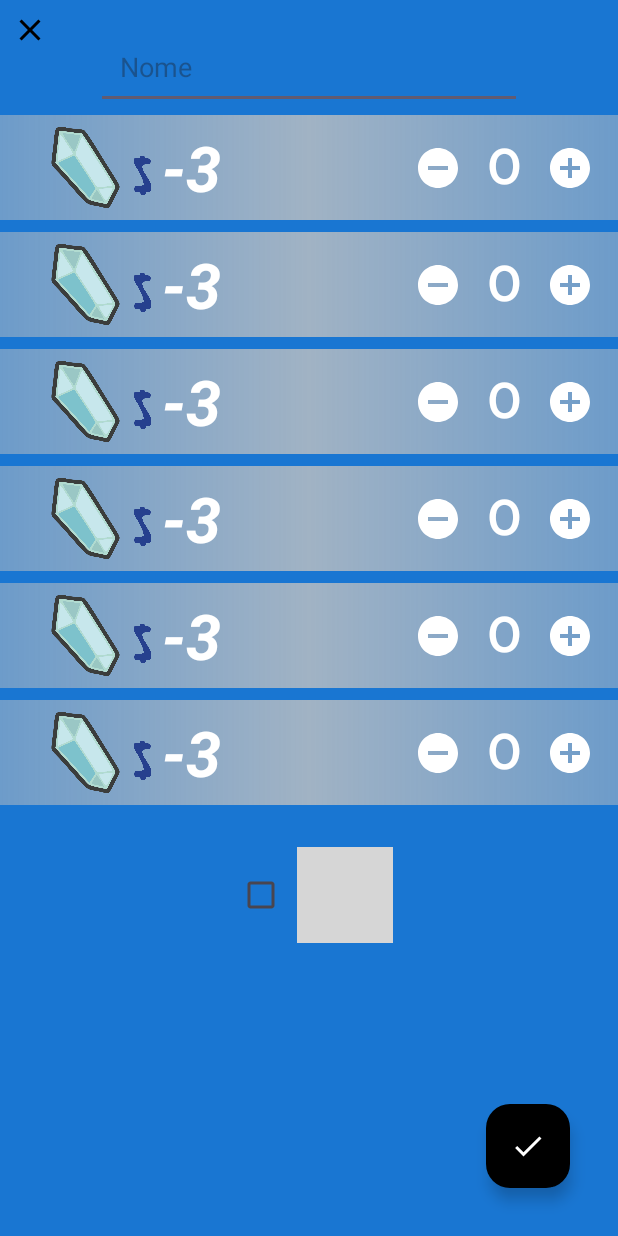
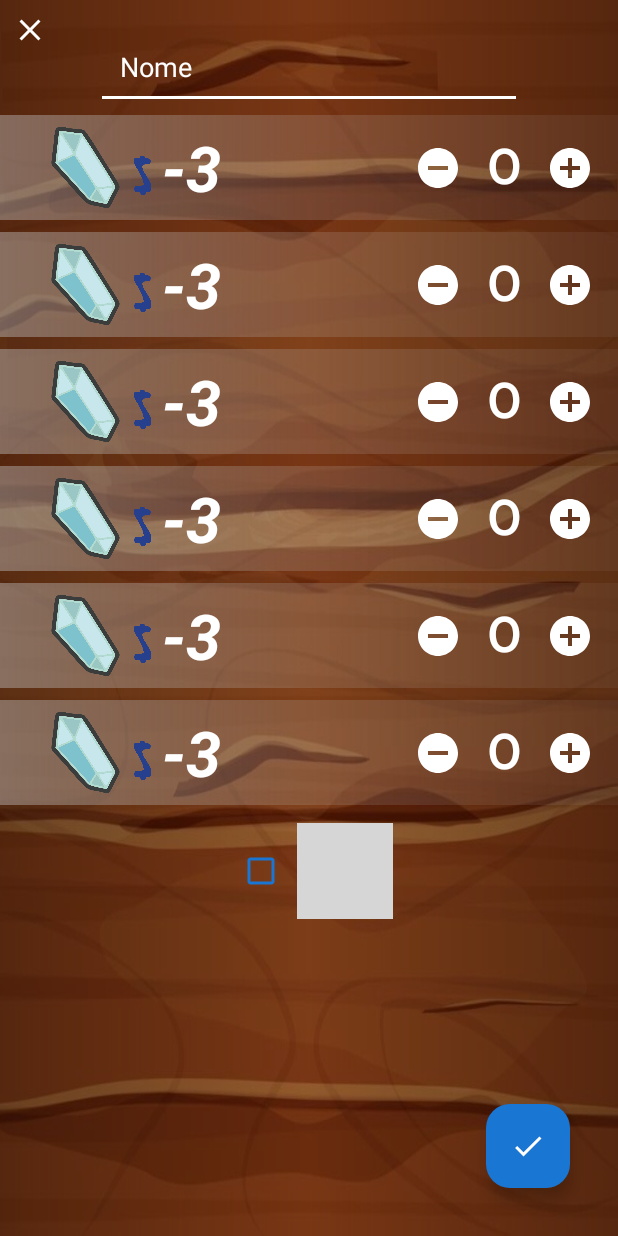
Before and after one commit to iguleal/counter_quartz, an Android app: the layout activity_calculate.xml on its own in the app's theme, with its tools: preview values and no code run, on a phone screen of 412 x 824 dp. Run offline under Robolectric (Android 15) with nearby library versions, the light colour scheme and no system bars; grey boxes are pictures that could not be loaded.

Commit message:
designing

```diff
--- a/app/src/main/java/com/example/counterquartz/CalculateActivity.kt
+++ b/app/src/main/java/com/example/counterquartz/CalculateActivity.kt
@@ -2,6 +2,7 @@ package com.example.counterquartz
 
 import android.content.Intent
 import android.os.Bundle
+import android.view.Window
 import androidx.appcompat.app.AppCompatActivity
 import androidx.recyclerview.widget.LinearLayoutManager
 import com.example.counterquartz.databinding.ActivityCalculateBinding
@@ -15,6 +16,7 @@ class CalculateActivity : AppCompatActivity(), Calculate {
 
     override fun onCreate(savedInstanceState: Bundle?) {
         super.onCreate(savedInstanceState)
+
         binding = ActivityCalculateBinding.inflate(layoutInflater)
         setContentView(binding.root)
 
--- /dev/null
+++ b/app/src/main/res/drawable/background_calculate_shape.xml
@@ -0,0 +1,14 @@
+<?xml version="1.0" encoding="utf-8"?>
+<layer-list xmlns:android="http://schemas.android.com/apk/res/android">
+
+    <item android:drawable="@drawable/background_calculate"/>
+    <item>
+        <shape>
+            <gradient
+                android:startColor="#80000000"
+                android:centerColor="#4D000000"
+                android:endColor="#80000000"/>
+        </shape>
+    </item>
+
+</layer-list>
--- a/app/src/main/res/drawable/shadow_ambar.xml
+++ b/app/src/main/res/drawable/shadow_ambar.xml
@@ -6,9 +6,9 @@
         <shape android:shape="rectangle">
 
             <gradient
-                android:startColor="#80F89A1C"
-                android:centerColor="#CEF89A1C"
-                android:endColor="#80F89A1C"/>
+                android:startColor="#71F89A1C"
+                android:centerColor="#31F89A1C"
+                android:endColor="#11F89A1C"/>
         </shape>
 
     </item>
--- a/app/src/main/res/drawable/shadow_autunita.xml
+++ b/app/src/main/res/drawable/shadow_autunita.xml
@@ -6,9 +6,9 @@
         <shape android:shape="rectangle">
 
             <gradient
-                android:startColor="#8071BF4C"
-                android:centerColor="#CE71BF4C"
-                android:endColor="#8071BF4C"/>
+                android:startColor="#7171BF4C"
+                android:centerColor="#3171BF4C"
+                android:endColor="#1171BF4C"/>
         </shape>
 
     </item>
--- a/app/src/main/res/drawable/shadow_esmeralda.xml
+++ b/app/src/main/res/drawable/shadow_esmeralda.xml
@@ -6,9 +6,9 @@
         <shape android:shape="rectangle">
 
             <gradient
-                android:startColor="#8000A553"
-                android:centerColor="#CE00A553"
-                android:endColor="#8000A553"/>
+                android:startColor="#7100A553"
+                android:centerColor="#3100A553"
+                android:endColor="#1100A553"/>
         </shape>
 
     </item>
--- a/app/src/main/res/drawable/shadow_quartz.xml
+++ b/app/src/main/res/drawable/shadow_quartz.xml
@@ -6,9 +6,9 @@
         <shape android:shape="rectangle">
 
             <gradient
-                android:startColor="#80C1C1C1"
-                android:centerColor="#CEC1C1C1"
-                android:endColor="#80C1C1C1"/>
+                android:startColor="#70C1C1C1"
+                android:centerColor="#31C1C1C1"
+                android:endColor="#11C1C1C1"/>
         </shape>
 
     </item>
--- a/app/src/main/res/drawable/shadow_rubelita.xml
+++ b/app/src/main/res/drawable/shadow_rubelita.xml
@@ -6,9 +6,9 @@
         <shape android:shape="rectangle">
 
             <gradient
-                android:startColor="#80F42D82"
-                android:centerColor="#CEF42D82"
-                android:endColor="#80F42D82"/>
+                android:startColor="#71F42D82"
+                android:centerColor="#31F42D82"
+                android:endColor="#11F42D82"/>
         </shape>
 
     </item>
--- a/app/src/main/res/drawable/shadow_rubi.xml
+++ b/app/src/main/res/drawable/shadow_rubi.xml
@@ -6,9 +6,9 @@
         <shape android:shape="rectangle">
 
             <gradient
-                android:startColor="#80EE1D23"
-                android:centerColor="#CEEE1D23"
-                android:endColor="#80EE1D23"/>
+                android:startColor="#71EE1D23"
+                android:centerColor="#31EE1D23"
+                android:endColor="#11EE1D23"/>
         </shape>
 
     </item>
--- a/app/src/main/res/drawable/shadow_safira.xml
+++ b/app/src/main/res/drawable/shadow_safira.xml
@@ -6,9 +6,9 @@
         <shape android:shape="rectangle">
 
             <gradient
-                android:startColor="#8000A8E7"
-                android:centerColor="#CE00A8E7"
-                android:endColor="#8000A8E7"/>
+                android:startColor="#7100A8E7"
+                android:centerColor="#3100A8E7"
+                android:endColor="#1100A8E7"/>
         </shape>
 
     </item>
--- a/app/src/main/res/layout/activity_calculate.xml
+++ b/app/src/main/res/layout/activity_calculate.xml
@@ -3,7 +3,8 @@
     xmlns:app="http://schemas.android.com/apk/res-auto"
     xmlns:tools="http://schemas.android.com/tools"
     android:layout_width="match_parent"
-    android:background="@color/royal_blue"
+    android:background="@drawable/background_calculate_shape"
+    android:fitsSystemWindows="true"
     android:layout_height="match_parent"
     tools:context=".CalculateActivity">
 
@@ -12,6 +13,7 @@
         android:layout_width="wrap_content"
         android:layout_height="wrap_content"
         android:layout_margin="8dp"
+        app:tint="@color/white"
         android:layout_marginEnd="16dp"
         android:contentDescription="@null"
         android:src="@drawable/ic_close"
@@ -23,6 +25,9 @@
         android:layout_width="match_parent"
         android:layout_height="wrap_content"
         android:layout_marginHorizontal="64dp"
+        android:textColor="@color/white"
+        android:textColorHint="@color/white"
+        android:backgroundTint="@color/white"
         android:layout_marginTop="16dp"
         android:hint="Nome"
         android:padding="16dp"
@@ -41,7 +46,9 @@
         android:id="@+id/checkbox"
         android:layout_width="wrap_content"
         android:layout_height="wrap_content"
-        android:layout_marginTop="32dp"
+        android:layout_marginTop="16dp"
+        android:buttonTint="@color/royal_blue"
+        android:textSize="34sp"
         app:layout_constraintEnd_toStartOf="@id/img_chest"
         app:layout_constraintHorizontal_chainStyle="packed"
         app:layout_constraintStart_toStartOf="parent"
@@ -63,7 +70,7 @@
         android:layout_width="wrap_content"
         android:layout_height="wrap_content"
         android:layout_margin="32dp"
-        android:backgroundTint="@color/black"
+        android:backgroundTint="@color/royal_blue"
         android:contentDescription="@null"
         android:src="@drawable/ic_done"
         app:layout_constraintBottom_toBottomOf="parent"
--- a/app/src/main/res/layout/activity_main.xml
+++ b/app/src/main/res/layout/activity_main.xml
@@ -3,6 +3,7 @@
     xmlns:app="http://schemas.android.com/apk/res-auto"
     xmlns:tools="http://schemas.android.com/tools"
     android:layout_width="match_parent"
+    android:fitsSystemWindows="true"
     android:layout_height="match_parent"
     tools:context=".MainActivity">
 
--- a/app/src/main/res/values/themes.xml
+++ b/app/src/main/res/values/themes.xml
@@ -4,6 +4,9 @@
         <!-- Customize your light theme here. -->
         <!-- <item name="colorPrimary">@color/my_light_primary</item> -->
         <item name="android:statusBarColor">@color/royal_blue</item>
+
+        <item name="android:windowTranslucentStatus">true</item>
+        <item name="android:windowTranslucentNavigation">true</item>
     </style>
 
     <style name="Theme.CounterQuartz" parent="Base.Theme.CounterQuartz" />
```
Also changed, not shown: app/src/main/AndroidManifest.xml (+6 -4 lines), app/src/main/res/drawable/background_calculate.jpg (added).
